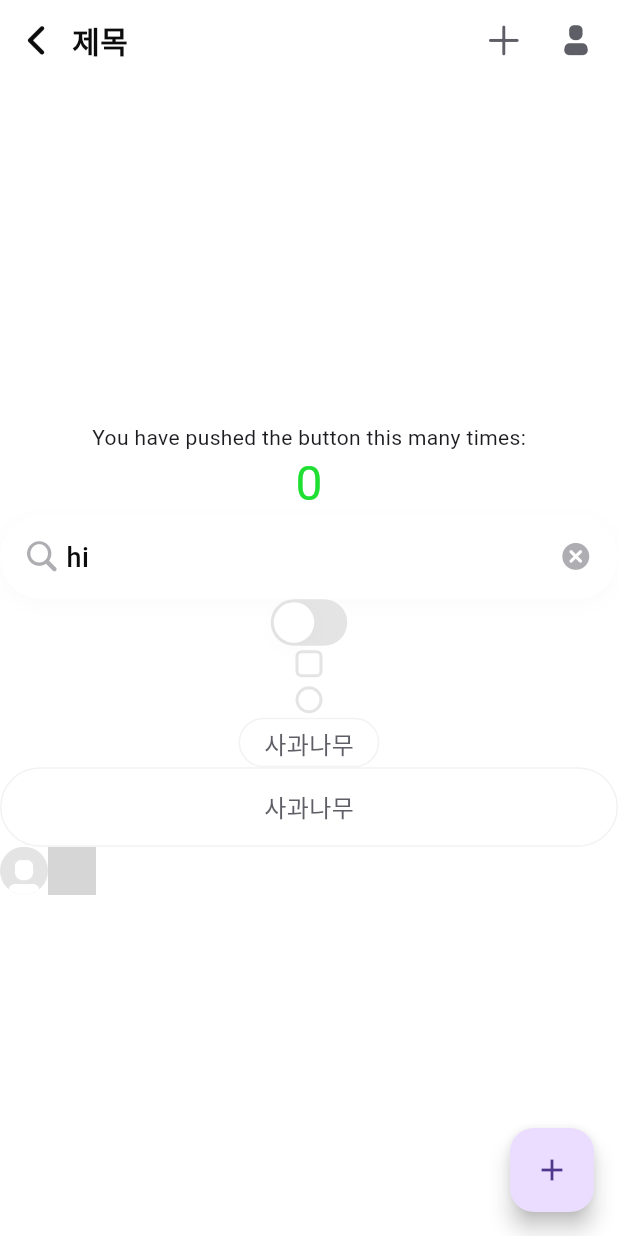
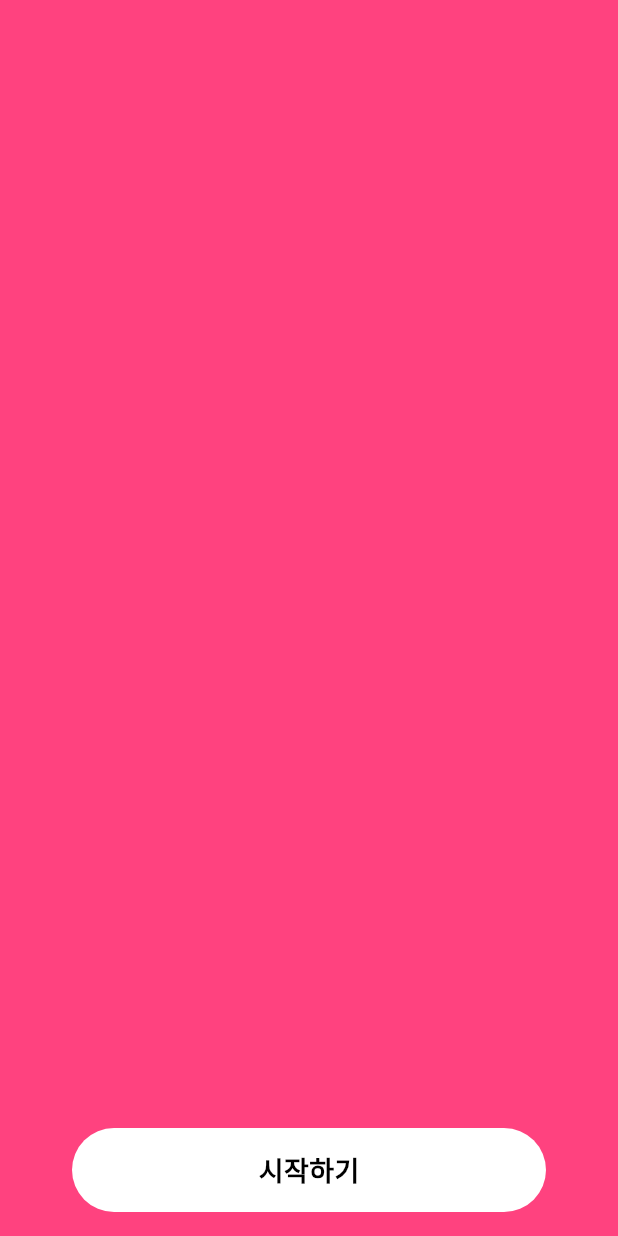
Before and after one commit to 0hayoo/moyamoya-app, a Flutter app: the screen it shows after launch, on a phone screen of 412 x 824 dp. Run offline on Flutter 3.47's test engine with Material 3 defaults, Android fonts, the phone set to English and light mode, and no system bars; our stand-ins replace get, smooth_corner; grey boxes are pictures that could not be loaded.

Commit message:
feat: Create Navigation and Onboarding Page

```diff
--- /dev/null
+++ b/lib/designsystem/feature/onboarding/navigation/onbaording_navigation.dart
@@ -0,0 +1,16 @@
+import 'dart:ui';
+
+import 'package:get/get_navigation/src/routes/get_route.dart';
+import 'package:moyamoya/designsystem/feature/onboarding/onboarding_screen.dart';
+
+const onboardingRoute = "/onboarding";
+
+GetPage<OnboardingScreen> onboardingScreen({
+  required VoidCallback navigateToSignUp,
+}) =>
+    GetPage(
+      name: onboardingRoute,
+      page: () => OnboardingScreen(
+        navigateToSignUp: navigateToSignUp,
+      ),
+    );
--- /dev/null
+++ b/lib/designsystem/feature/onboarding/onboarding_screen.dart
@@ -0,0 +1,50 @@
+import 'package:flutter/material.dart';
+import 'package:moyamoya/designsystem/component/button.dart';
+import 'package:moyamoya/designsystem/foundation/app_theme.dart';
+
+class OnboardingScreen extends StatefulWidget {
+  const OnboardingScreen({
+    super.key,
+    required this.navigateToSignUp,
+  });
+
+  final VoidCallback navigateToSignUp;
+
+  @override
+  State<OnboardingScreen> createState() => _OnboardingScreenState();
+}
+
+class _OnboardingScreenState extends State<OnboardingScreen> {
+  @override
+  Widget build(BuildContext context) {
+    return Scaffold(
+      backgroundColor: context.colors.primaryNormal,
+      body: Stack(
+        children: [
+          Align(
+            alignment: Alignment.bottomCenter,
+            child: SafeArea(
+              child: Padding(
+                padding: EdgeInsets.only(
+                  bottom: 16,
+                  right: 48,
+                  left: 48,
+                ),
+                child: SizedBox(
+                  width: double.infinity,
+                  child: MoyaMoyaButton(
+                    text: "시작하기",
+                    buttonSize: ButtonSize.larger,
+                    buttonType: ButtonType.assistive,
+                    onPressed: widget.navigateToSignUp,
+                    rounded: true,
+                  ),
+                ),
+              ),
+            ),
+          )
+        ],
+      ),
+    );
+  }
+}
--- a/lib/main.dart
+++ b/lib/main.dart
@@ -1,17 +1,8 @@
 import 'package:flutter/material.dart';
-import 'package:moyamoya/designsystem/component/bottom_sheet.dart';
-import 'package:moyamoya/designsystem/component/checkbox.dart';
-import 'package:moyamoya/designsystem/component/dialog.dart';
-import 'package:moyamoya/designsystem/component/radio.dart';
-import 'package:moyamoya/designsystem/component/text_field.dart';
-import 'package:moyamoya/designsystem/component/text_radio.dart';
-import 'package:moyamoya/designsystem/component/toggle.dart';
-import 'package:moyamoya/designsystem/component/top_app_bar.dart';
+import 'package:get/get.dart';
+import 'package:moyamoya/designsystem/feature/onboarding/navigation/onbaording_navigation.dart';
 import 'package:moyamoya/designsystem/foundation/app_theme.dart';
-import 'package:moyamoya/designsystem/foundation/moya_moya_icons_icons.dart';
 import 'package:provider/provider.dart';
-
-import 'designsystem/component/avatar.dart';
 
 void main() {
   runApp(const MoyaMoyaApp());
@@ -24,190 +15,19 @@ class MoyaMoyaApp extends StatelessWidget {
   Widget build(BuildContext context) {
     return ChangeNotifierProvider(
       create: (_) => AppTheme(),
-      builder: (context, _) => MaterialApp(
+      builder: (context, _) => GetMaterialApp(
+        initialRoute: onboardingRoute,
         title: "Flutter Demo",
         theme: AppTheme.light,
         darkTheme: AppTheme.dark,
         themeMode: context.watch<AppTheme>().themeMode,
         debugShowCheckedModeBanner: false,
-        home: const MyHomePage(title: 'Flutter Demo Home Page'),
+        getPages: [
+          onboardingScreen(
+            navigateToSignUp: () {},
+          ),
+        ],
       ),
     );
   }
 }
-
-class MyHomePage extends StatefulWidget {
-  const MyHomePage({super.key, required this.title});
-
-  // This widget is the home page of your application. It is stateful, meaning
-  // that it has a State object (defined below) that contains fields that affect
-  // how it looks.
-
-  // This class is the configuration for the state. It holds the values (in this
-  // case the title) provided by the parent (in this case the App widget) and
-  // used by the build method of the State. Fields in a Widget subclass are
-  // always marked "final".
-
-  final String title;
-
-  @override
-  State<MyHomePage> createState() => _MyHomePageState();
-}
-
-class _MyHomePageState extends State<MyHomePage> {
-  int _counter = 0;
-  int _selectIndex = 0;
-  bool _isChecked = false;
-  void _incrementCounter() {
-    setState(() {
-      _counter++;
-    });
-  }
-
-  void _changeSelectIndex(int index) {
-    setState(() {
-      _selectIndex = index;
-    });
-  }
-
-  void _changeIsChecked(bool checked) {
-    setState(() {
-      _isChecked = checked;
-    });
-  }
-
-  @override
-  Widget build(BuildContext context) {
-    return Scaffold(
-      backgroundColor: context.colors.backgroundNormal,
-      appBar: MoyaMoyaTopAppBar(
-        title: "제목",
-        appBarType: TopAppBarType.small,
-        actionItems: [
-          TopAppBarActionItem(
-            icon: MoyaMoyaIcons.addline,
-            onPressed: () {
-              showMoyaMoyaBottomSheet(
-                context: this.context,
-                builder: (context) {
-                  return Column(
-                    mainAxisSize: MainAxisSize.min,
-                    crossAxisAlignment: CrossAxisAlignment.start,
-                    children: [
-                      Text(
-                        "회원가입을 하기 위해 동의가 필요해요",
-                        style: context.typography.heading2Bold.copyWith(
-                          color: context.colors.labelNormal,
-                        ),
-                      ),
-                      SizedBox(
-                        height: 8,
-                      ),
-                      Text(
-                        "모야모야에 가입하기 위해 서비스 이용약관과 개인정보처리방침 동의가 필요해요",
-                        style: context.typography.bodyMedium.copyWith(
-                          color: context.colors.labelAlternative,
-                        ),
-                      ),
-                    ],
-                  );
-                },
-              );
-            },
-          ),
-          TopAppBarActionItem(
-            icon: MoyaMoyaIcons.person,
-            onPressed: () {
-              showMoyaMoyaDialog(
-                  context: context,
-                  title: "title",
-                  content: "content",
-                  dialogType: DialogType.twoButton,
-                  onClosePressed: () {
-                    Navigator.pop(context);
-                  });
-            },
-          ),
-        ],
-      ),
-      body: Center(
-        child: Column(
-          mainAxisAlignment: MainAxisAlignment.center,
-          children: <Widget>[
-            const Text(
-              'You have pushed the button this many times:',
-            ),
-            Text(
-              '$_counter',
-              style: context.typography.display2Regular.copyWith(
-                color: context.colors.statusPositive,
-              ),
-            ),
-            // MoyaMoyaTextButton(
-            //   text: "text",
-            //   buttonSize: TextButtonSize.large,
-            //   onPressed: () {},
-            // ),
-            // CenteredTextField(
-            //   controller: TextEditingController(text: "hi"),
-            //   hintText: "hi",
-            // ),
-            MoyaMoyaTextField(
-              onPrefixClick: () {},
-              onSuffixClick: () {},
-              controller: TextEditingController(text: "hi"),
-            ),
-            MoyaMoyaToggle(
-              isChecked: _isChecked,
-              onChanged: _changeIsChecked,
-            ),
-            MoyaMoyaCheckbox(
-              isChecked: _isChecked,
-              onChanged: _changeIsChecked,
-            ),
-            MoyaMoyaRadio(
-              isChecked: _isChecked,
-              onChanged: _changeIsChecked,
-            ),
-            MoyaMoyaTextRadio(
-              text: "사과나무",
-              isChecked: _isChecked,
-              onChanged: _changeIsChecked,
-              radioSize: TextRadioSize.small,
-            ),
-            MoyaMoyaTextRadio(
-              text: "사과나무",
-              isChecked: _isChecked,
-              onChanged: _changeIsChecked,
-              radioSize: TextRadioSize.large,
-            ),
-            Row(
-              children: [
-                MoyaMoyaAvatar(
-                  avatarSize: AvatarSize.medium,
-                ),
-                MoyaMoyaAvatar(
-                  avatarSize: AvatarSize.medium,
-                  image: "https://picsum.photos/200/100",
-                ),
-              ],
-            )
-            // child: MoyaMoyaButton(
-            //   text: "Hello",
-            //   buttonSize: ButtonSize.small,
-            //   buttonType: ButtonType.primary,
-            //   onPressed: () {
-            //     print("hello");
-            //   },
-            // ),
-          ],
-        ),
-      ),
-      floatingActionButton: FloatingActionButton(
-        onPressed: _incrementCounter,
-        tooltip: 'Increment',
-        child: const Icon(Icons.add),
-      ), // This trailing comma makes auto-formatting nicer for build methods.
-    );
-  }
-}
--- a/pubspec.yaml
+++ b/pubspec.yaml
@@ -36,6 +36,7 @@ dependencies:
   cupertino_icons: ^1.0.8
   provider: ^6.1.2
   smooth_corner: ^1.1.1
+  get: ^4.6.6
 
 dev_dependencies:
   flutter_test:
```
Also changed, not shown: pubspec.lock.
